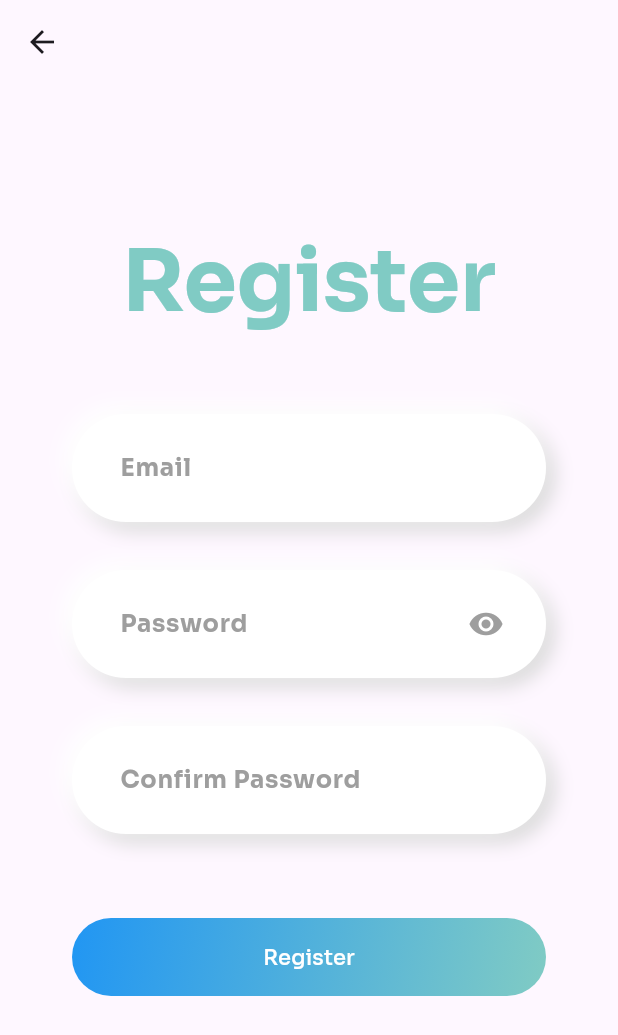
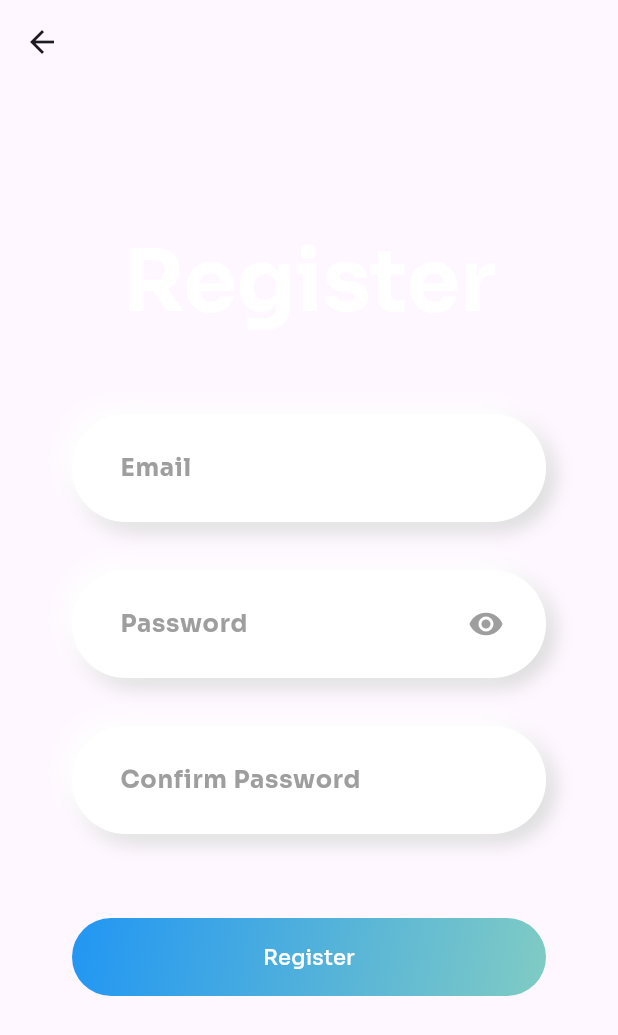
Before and after one commit to noa-cvlct/huedada, a Flutter app: the screen it shows after launch, after a tap on "Login", after a tap on "Register", on a phone screen of 412 x 824 dp. Shown: the top 1035 px of the screen. Run offline on Flutter 3.47's test engine with Material 3 defaults, Android fonts, the phone set to English and light mode, and no system bars; our stand-ins replace auto_route, bloc, cloud_firestore, equatable, firebase_auth, firebase_core and 1 more; accounts and stored records are empty; generated files the repository leaves out were written again.

Commit message:
Change pages title color

```diff
--- a/lib/auth/view/login_page.dart
+++ b/lib/auth/view/login_page.dart
@@ -44,7 +44,7 @@ class LoginPage extends StatelessWidget {
                         'Login',
                         style:
                             Theme.of(context).textTheme.displayLarge?.copyWith(
-                                  color: Colors.blue.shade800,
+                                  color: Colors.white,
                                   fontWeight: FontWeight.w700,
                                 ),
                       ),
--- a/lib/auth/view/register_page.dart
+++ b/lib/auth/view/register_page.dart
@@ -43,7 +43,7 @@ class RegisterPage extends StatelessWidget {
                         'Register',
                         style:
                             Theme.of(context).textTheme.displayLarge?.copyWith(
-                                  color: Colors.teal.shade200,
+                                  color: Colors.white,
                                   fontWeight: FontWeight.w700,
                                 ),
                       ),
```
